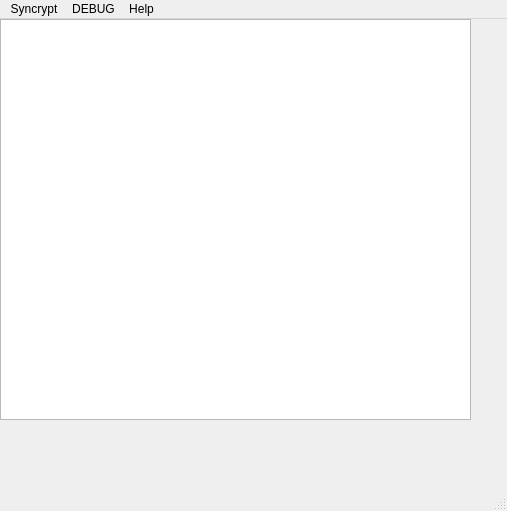
The window that syncrypt/gui/main.ui (syncrypt/client) describes before a commit, drawn with Qt 5.
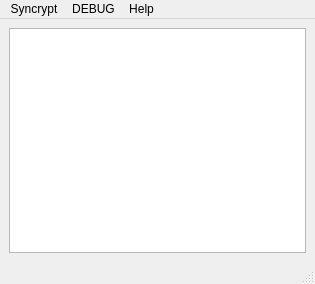
The same window after the commit.

Commit message: Make vault list span the whole window

What changed in the file:
```diff
--- a/syncrypt/gui/main.ui
+++ b/syncrypt/gui/main.ui
@@ -9,8 +9,8 @@
    <rect>
     <x>0</x>
     <y>0</y>
-    <width>507</width>
-    <height>511</height>
+    <width>315</width>
+    <height>284</height>
    </rect>
   </property>
   <property name="windowTitle">
@@ -26,23 +26,22 @@
    <bool>false</bool>
   </property>
   <widget class="QWidget" name="centralwidget">
-   <widget class="QListWidget" name="vaultList">
-    <property name="geometry">
-     <rect>
-      <x>0</x>
-      <y>0</y>
-      <width>471</width>
-      <height>401</height>
-     </rect>
-    </property>
-   </widget>
+   <layout class="QGridLayout" name="gridLayout_2">
+    <item row="0" column="0">
+     <layout class="QGridLayout" name="gridLayout">
+      <item row="0" column="0">
+       <widget class="QListWidget" name="vaultList"/>
+      </item>
+     </layout>
+    </item>
+   </layout>
   </widget>
   <widget class="QMenuBar" name="menubar">
    <property name="geometry">
     <rect>
      <x>0</x>
      <y>0</y>
-     <width>507</width>
+     <width>315</width>
      <height>22</height>
     </rect>
    </property>
```
The commit also changes 1 other file.
